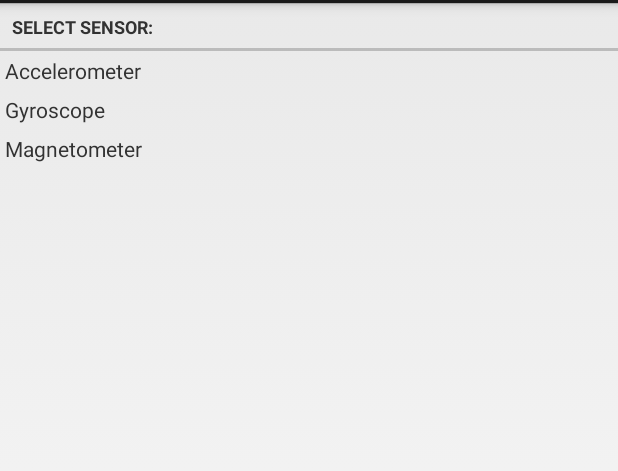
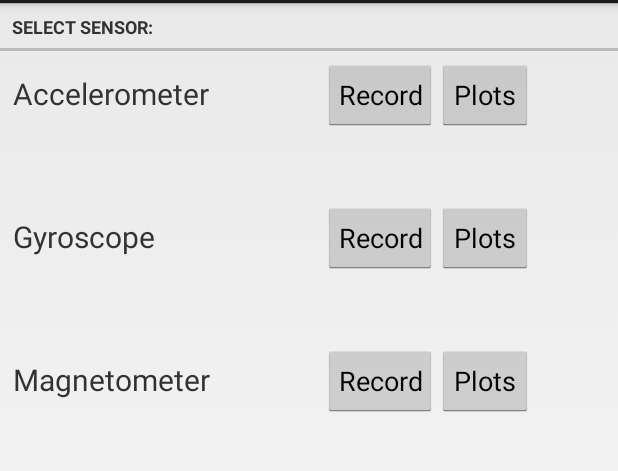
Before and after one commit to nadezhda93/SensorTagLog, an Android app: the SensorDataActivity screen opened directly, with no data from a screen before it, on a phone screen of 412 x 824 dp, the part 69-540 px from its top. Run offline under Robolectric (Android 15) with nearby library versions, the phone set to English and light mode, and no system bars; 3 statements that could not run were skipped.

Commit message:
Changed layout to table and added Record and Plot buttons in XML.

```diff
--- a/app/src/main/java/com/nadia/android/sensortaglog/SensorDataModel.java
+++ b/app/src/main/java/com/nadia/android/sensortaglog/SensorDataModel.java
@@ -95,9 +95,9 @@ public class SensorDataModel {
         int y = c.getIntValue(BluetoothGattCharacteristic.FORMAT_SINT8, 1);
         int z = c.getIntValue(BluetoothGattCharacteristic.FORMAT_SINT8, 2)* -1;
 
-        accData[0] = x/64.0;
-        accData[1] = y/64.0;
-        accData[2] = z/64.0;
+        accData[0] = x/16.0;
+        accData[1] = y/16.0;
+        accData[2] = z/16.0;
 
 
         //return an array of three values corresponding to x,y,z co-ords
--- a/app/src/main/res/layout/activity_sensor_data.xml
+++ b/app/src/main/res/layout/activity_sensor_data.xml
@@ -1,5 +1,172 @@
 <?xml version="1.0" encoding="utf-8"?>
-<RelativeLayout
+
+<TableLayout
+    xmlns:android="http://schemas.android.com/apk/res/android"
+    android:layout_width="fill_parent"
+    android:layout_height="fill_parent">
+
+    <TextView
+        android:id="@+id/select_sensor"
+        android:layout_width="match_parent"
+        android:layout_height="wrap_content"
+        android:text="@string/select_sensor"
+        android:textSize="12sp"
+        style="?android:listSeparatorTextViewStyle"/>
+
+    <TableRow
+        android:layout_width="fill_parent"
+        android:layout_height="wrap_content"
+        android:padding = "5dp"
+        android:layout_gravity="center_horizontal"
+        >
+
+
+        <TextView
+            android:id = "@+id/accelerometer_title"
+            android:layout_width="210dp"
+            android:layout_height="wrap_content"
+            android:text = "@string/accelerometer"
+            android:padding="3dp"
+            android:textSize="20sp"
+
+            />
+
+        <Button
+            android:id = "@+id/acc_record_button"
+            android:layout_width="wrap_content"
+            android:layout_height="wrap_content"
+            android:text="@string/record_button"
+            android:padding="10dp"
+
+            />
+
+        <Button
+            android:id = "@+id/acc_plot_button"
+            android:layout_width="wrap_content"
+            android:layout_height="wrap_content"
+            android:text="@string/plot_button"
+            android:padding="10dp"
+
+            />
+    </TableRow>
+
+    <TableRow
+        android:layout_width="fill_parent"
+        android:layout_height="wrap_content"
+        android:padding = "5dp"
+        android:gravity="left"
+        >
+
+       <TextView
+           android:id = "@+id/accelerometer_value"
+           android:layout_width="fill_parent"
+           android:layout_height="wrap_content"
+           android:padding="3dp"
+           android:layout_span="3"/>
+    </TableRow>
+
+
+    <TableRow
+        android:layout_width="fill_parent"
+        android:layout_height="wrap_content"
+        android:padding = "5dp"
+        android:layout_gravity="center_horizontal"
+        >
+
+        <TextView
+            android:id = "@+id/gyro_title"
+            android:layout_width="210dp"
+            android:layout_height="wrap_content"
+            android:text = "@string/gyroscope"
+            android:textSize="20sp"
+            android:padding="3dp"
+           />
+
+        <Button
+            android:id = "@+id/gyro_record_button"
+            android:layout_width="wrap_content"
+            android:layout_height="wrap_content"
+            android:text="@string/record_button"
+            android:padding="10dp"
+            />
+
+        <Button
+            android:id = "@+id/gyro_plot_button"
+            android:layout_width="wrap_content"
+            android:layout_height="wrap_content"
+            android:text="@string/plot_button"
+            android:padding="10dp"
+            />
+    </TableRow>
+
+    <TableRow
+        android:layout_width="fill_parent"
+        android:layout_height="wrap_content"
+        android:padding = "5dp"
+        android:gravity="left"
+        >
+
+        <TextView
+            android:id = "@+id/gyro_value"
+            android:layout_width="match_parent"
+            android:layout_height="wrap_content"
+            android:padding="3dp"
+            android:layout_span="3"/>
+    </TableRow>
+
+    <TableRow
+        android:layout_width="fill_parent"
+        android:layout_height="wrap_content"
+        android:padding = "5dp"
+        android:layout_gravity="center_horizontal"
+        >
+
+        <TextView
+            android:id = "@+id/mag_title"
+            android:layout_width="210dp"
+            android:layout_height="wrap_content"
+            android:text = "@string/magnetometer"
+            android:textSize="20sp"
+            android:padding="3dp"
+           />
+
+        <Button
+            android:id = "@+id/mag_record_button"
+            android:layout_width="wrap_content"
+            android:layout_height="wrap_content"
+            android:text="@string/record_button"
+            android:padding="10dp"
+            />
+
+        <Button
+            android:id = "@+id/mag_plot_button"
+            android:layout_width="wrap_content"
+            android:layout_height="wrap_content"
+            android:text="@string/plot_button"
+            android:padding="10dp"
+            />
+    </TableRow>
+
+    <TableRow
+        android:layout_width="fill_parent"
+        android:layout_height="wrap_content"
+        android:padding = "5dp"
+        android:gravity="left"
+        >
+
+        <TextView
+            android:id = "@+id/mag_value"
+            android:layout_width="match_parent"
+            android:layout_height="wrap_content"
+            android:padding="3dp"
+            android:layout_span="3"/>
+    </TableRow>
+
+</TableLayout>
+
+
+
+<!--<RelativeLayout
     xmlns:android="http://schemas.android.com/apk/res/android"
     android:layout_width="match_parent"
     android:layout_height="match_parent"
@@ -66,4 +233,4 @@
         android:padding="3dp"
         />
 
-</RelativeLayout>
+</RelativeLayout>-->
--- a/app/src/main/res/values/strings.xml
+++ b/app/src/main/res/values/strings.xml
@@ -14,4 +14,6 @@
     <string name="accelerometer">Accelerometer</string>
     <string name="gyroscope">Gyroscope</string>
     <string name="magnetometer">Magnetometer</string>
+    <string name="plot_button">Plots</string>
+    <string name="record_button">Record</string>
 </resources>
```
Lines whose indentation alone changed are shown as unchanged.
